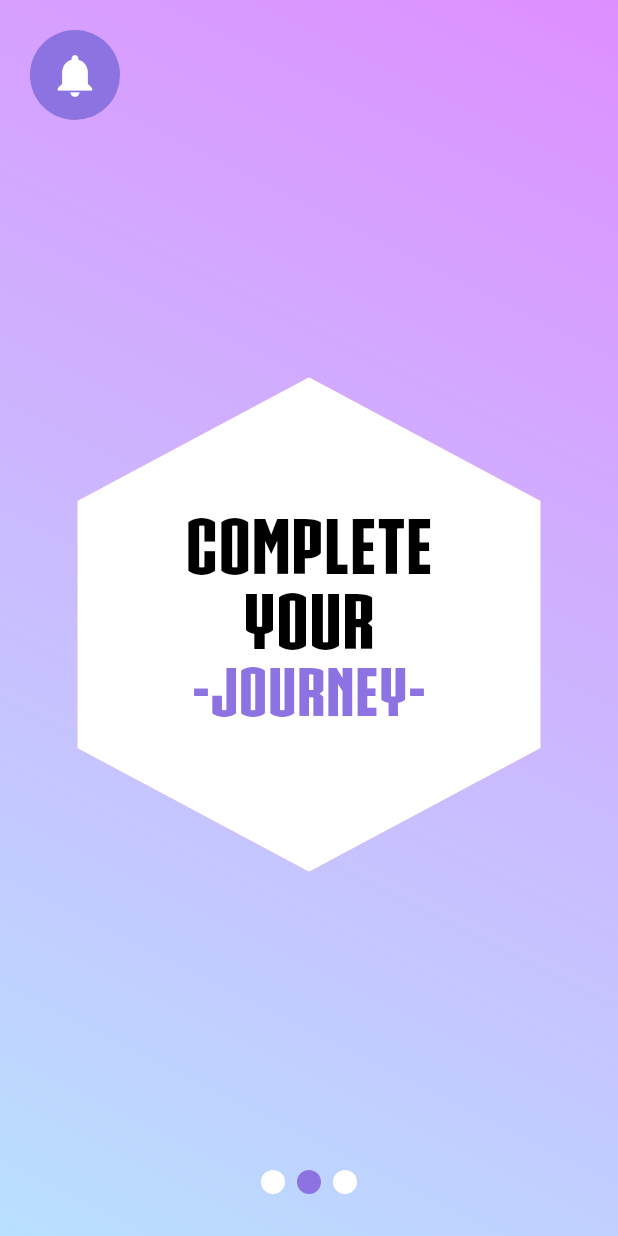
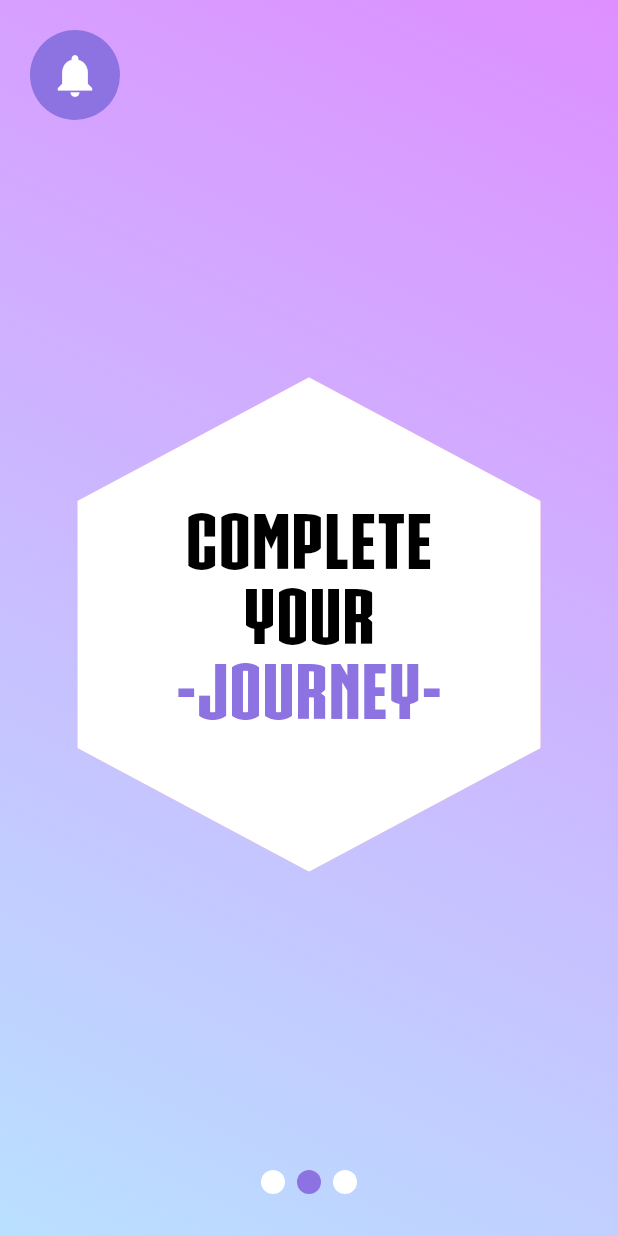
Before and after one commit to HamzaAlmahrous/zero-numbers-game, a Flutter app: the Home screen opened by its route, swiped to page 2, on a phone screen of 412 x 824 dp. Run offline on Flutter 3.47's test engine with Material 2 defaults, Android fonts, the light colour scheme and no system bars; drawn by our look-alikes of auto_size_text, smooth_page_indicator; our stand-ins replace audioplayers, dartz, equatable, flutter_bloc, flutter_local_notifications, get_it and 4 more; missing offline and left inert: cupertino_stepper; accounts and stored records are empty.

Commit message:
auto size text added

```diff
--- a/lib/features/Journey/presentation/widgets/level_widget.dart
+++ b/lib/features/Journey/presentation/widgets/level_widget.dart
@@ -1,3 +1,4 @@
+import 'package:auto_size_text/auto_size_text.dart';
 import 'package:flutter/material.dart';
 
 import '../../../../core/const/styles.dart';
@@ -36,14 +37,20 @@ class LevelWidget extends StatelessWidget {
             mainAxisAlignment: MainAxisAlignment.spaceEvenly,
             crossAxisAlignment: CrossAxisAlignment.center,
             children: [
-              Text(
+              Expanded( // Constrains AutoSizeText to the width of the Row
+                child: AutoSizeText(
                   'Level ${index + 1}',
+                  textAlign: TextAlign.center,
+                  maxLines: 1,
+                  minFontSize: 32,
+                  presetFontSizes: const [32, 24, 14],
+                  stepGranularity: 0.1,
                   style: TextStyle(
-                  fontSize: 32,
                     color: zeroWhite,
                     fontFamily: 'quicksand',
                     fontWeight: FontWeight.w700,
                   ),
+                )
               ),
               Icon(Icons.arrow_forward_ios_sharp, color: zeroWhite, size: 32),
             ],
--- a/lib/features/OnBoarding/presentation/widgets/zero_number_widget.dart
+++ b/lib/features/OnBoarding/presentation/widgets/zero_number_widget.dart
@@ -1,3 +1,4 @@
+import 'package:auto_size_text/auto_size_text.dart';
 import 'package:flutter/material.dart';
 import 'package:zero_numbers_game/core/entities/home_item_model.dart';
 import 'package:zero_numbers_game/features/OnBoarding/presentation/widgets/clip_path.dart';
@@ -43,22 +44,41 @@ class ZeroNumbersWidget extends StatelessWidget {
             child: Column(
               mainAxisAlignment: MainAxisAlignment.center,
               children: [
-                Text(
+                Row(
+                  children: <Widget>[
+                    Expanded( // Constrains AutoSizeText to the width of the Row
+                      child: AutoSizeText(
                         homeItemModel.title,
                         textAlign: TextAlign.center,
+                        maxLines: 2,
+                        minFontSize: 14,
+                        presetFontSizes: const [50, 30, 14],
+                        stepGranularity: 0.1,
                         style: TextStyle(
                             fontFamily: 'iron-man',
                             color: homeItemModel.titleColor,
-                      fontSize: 50,
                             fontWeight: FontWeight.w500),
+                      )
                     ),
-                Text(
+                  ],
+                ),
+                Row(
+                  children: <Widget>[
+                    Expanded( // Constrains AutoSizeText to the width of the Row
+                      child: AutoSizeText(
                         homeItemModel.body,
+                        textAlign: TextAlign.center,
+                        maxLines: 2,
+                        minFontSize: 50,
+                        presetFontSizes: const [50, 28, 14],
+                        stepGranularity: 0.1,
                         style: TextStyle(
                             fontFamily: 'iron-man',
                             color: homeItemModel.bodyColor,
-                      fontSize: 44,
                             fontWeight: FontWeight.w500),
+                      )
+                    ),
+                  ],
                 ),
               ],
             ),
```
Lines whose indentation alone changed are shown as unchanged.
